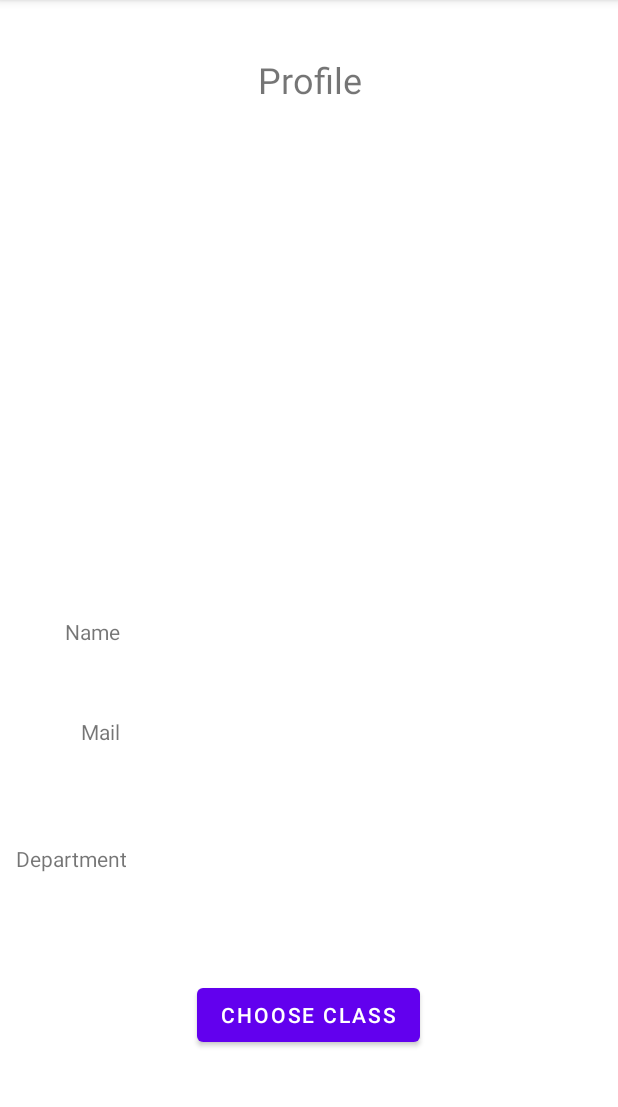
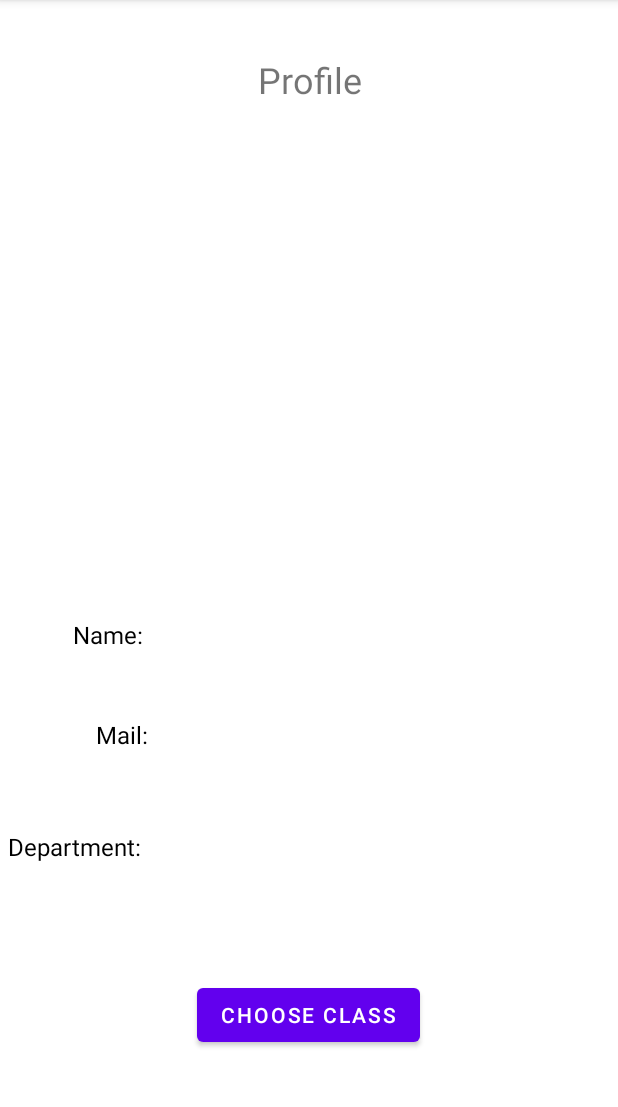
Before and after one commit to S-Sanjith/FaceRecognitionAttendanceApp, an Android app: the ProfileActivity screen opened directly, with no data from a screen before it, on a phone screen of 412 x 824 dp, the part 84-1191 px from its top. Run offline under Robolectric (Android 15) with nearby library versions, the phone set to English and light mode, and no system bars.

Commit message:
Layouts modified

```diff
--- a/app/src/main/java/com/practice/attendanceusingfacerecognition/ProfileActivity.kt
+++ b/app/src/main/java/com/practice/attendanceusingfacerecognition/ProfileActivity.kt
@@ -11,15 +11,15 @@ class ProfileActivity : AppCompatActivity() {
         super.onCreate(savedInstanceState)
         setContentView(R.layout.activity_profile)
 
-        val name = intent.getStringExtra("EXTRA_MESSAGE3")
+        val name = intent.getStringExtra("username")
         findViewById<TextView>(R.id.Name_display_id).apply {
             text = name
         }
-        val mail = intent.getStringExtra("EXTRA_MESSAGE4")
+        val mail = intent.getStringExtra("mail")
         findViewById<TextView>(R.id.Mail_display_id).apply {
             text = mail
         }
-        val dept= intent.getStringExtra("EXTRA_MESSAGE5")
+        val dept= intent.getStringExtra("dept")
         findViewById<TextView>(R.id.dept_display_id).apply {
             text = dept
         }
--- a/app/src/main/res/layout/activity_camera.xml
+++ b/app/src/main/res/layout/activity_camera.xml
@@ -49,6 +49,7 @@
         android:layout_height="wrap_content"
         android:layout_marginBottom="200dp"
         android:textAlignment="center"
+        android:textColor="@color/white"
         android:textStyle="bold"
         app:layout_constraintBottom_toBottomOf="@+id/layout"
         app:layout_constraintEnd_toEndOf="parent"
--- a/app/src/main/res/layout/activity_profile.xml
+++ b/app/src/main/res/layout/activity_profile.xml
@@ -36,59 +36,69 @@
         android:id="@+id/Name_id"
         android:layout_width="48dp"
         android:layout_height="41dp"
-        android:text="Name"
-        android:textAlignment="textEnd"
+        android:text="Name:"
+        android:textAlignment="center"
+        android:textColor="@color/black"
+        android:textSize="16sp"
         app:layout_constraintBottom_toBottomOf="parent"
         app:layout_constraintEnd_toEndOf="parent"
-        app:layout_constraintHorizontal_bias="0.088"
+        app:layout_constraintHorizontal_bias="0.132"
         app:layout_constraintStart_toStartOf="parent"
         app:layout_constraintTop_toBottomOf="@+id/imageView"
-        app:layout_constraintVertical_bias="0.221" />
+        app:layout_constraintVertical_bias="0.222" />
 
     <TextView
         android:id="@+id/Mail_id"
         android:layout_width="35dp"
         android:layout_height="43dp"
-        android:text="Mail"
-        android:textAlignment="textEnd"
+        android:text="Mail:"
+        android:textAlignment="center"
+        android:textColor="@color/black"
+        android:textSize="16sp"
         app:layout_constraintBottom_toBottomOf="parent"
         app:layout_constraintEnd_toEndOf="parent"
-        app:layout_constraintHorizontal_bias="0.119"
+        app:layout_constraintHorizontal_bias="0.17"
         app:layout_constraintStart_toStartOf="parent"
         app:layout_constraintTop_toBottomOf="@+id/Name_display_id"
         app:layout_constraintVertical_bias="0.093" />
 
     <TextView
         android:id="@+id/Dept_id"
-        android:layout_width="84dp"
-        android:layout_height="40dp"
-        android:text="Department"
-        android:textAlignment="textEnd"
+        android:layout_width="99dp"
+        android:layout_height="46dp"
+        android:text="Department:"
+        android:textAlignment="center"
+        android:textColor="@color/black"
+        android:textSize="16sp"
         app:layout_constraintBottom_toBottomOf="parent"
         app:layout_constraintEnd_toEndOf="parent"
         app:layout_constraintHorizontal_bias="0.0"
         app:layout_constraintStart_toStartOf="parent"
         app:layout_constraintTop_toBottomOf="@+id/Mail_display_id"
-        app:layout_constraintVertical_bias="0.201" />
+        app:layout_constraintVertical_bias="0.157" />
 
     <TextView
         android:id="@+id/Name_display_id"
         android:layout_width="267dp"
         android:layout_height="41dp"
+        android:textAlignment="center"
+        android:textSize="16sp"
         app:layout_constraintBottom_toBottomOf="parent"
         app:layout_constraintEnd_toEndOf="parent"
-        app:layout_constraintHorizontal_bias="0.174"
+        app:layout_constraintHorizontal_bias="0.593"
         app:layout_constraintStart_toEndOf="@+id/Name_id"
         app:layout_constraintTop_toBottomOf="@+id/imageView"
-        app:layout_constraintVertical_bias="0.221" />
+        app:layout_constraintVertical_bias="0.222" />
 
     <TextView
         android:id="@+id/Mail_display_id"
         android:layout_width="271dp"
         android:layout_height="43dp"
+        android:textAlignment="center"
+        android:textSize="16sp"
         app:layout_constraintBottom_toBottomOf="parent"
         app:layout_constraintEnd_toEndOf="parent"
-        app:layout_constraintHorizontal_bias="0.183"
+        app:layout_constraintHorizontal_bias="0.633"
         app:layout_constraintStart_toEndOf="@+id/Mail_id"
         app:layout_constraintTop_toBottomOf="@+id/Name_display_id"
         app:layout_constraintVertical_bias="0.093" />
@@ -96,14 +106,15 @@
     <TextView
         android:id="@+id/dept_display_id"
         android:layout_width="267dp"
-        android:layout_height="40dp"
-        android:layout_marginTop="28dp"
+        android:layout_height="46dp"
+        android:textAlignment="center"
+        android:textSize="16sp"
         app:layout_constraintBottom_toBottomOf="parent"
         app:layout_constraintEnd_toEndOf="parent"
-        app:layout_constraintHorizontal_bias="0.174"
+        app:layout_constraintHorizontal_bias="0.577"
         app:layout_constraintStart_toEndOf="@+id/Dept_id"
         app:layout_constraintTop_toBottomOf="@+id/Mail_display_id"
-        app:layout_constraintVertical_bias="0.056" />
+        app:layout_constraintVertical_bias="0.157" />
 
     <Button
         android:id="@+id/chooseClsBtn"
```
Also changed, not shown: app/src/main/java/com/practice/attendanceusingfacerecognition/MainActivity.kt (+67 -7 lines).
